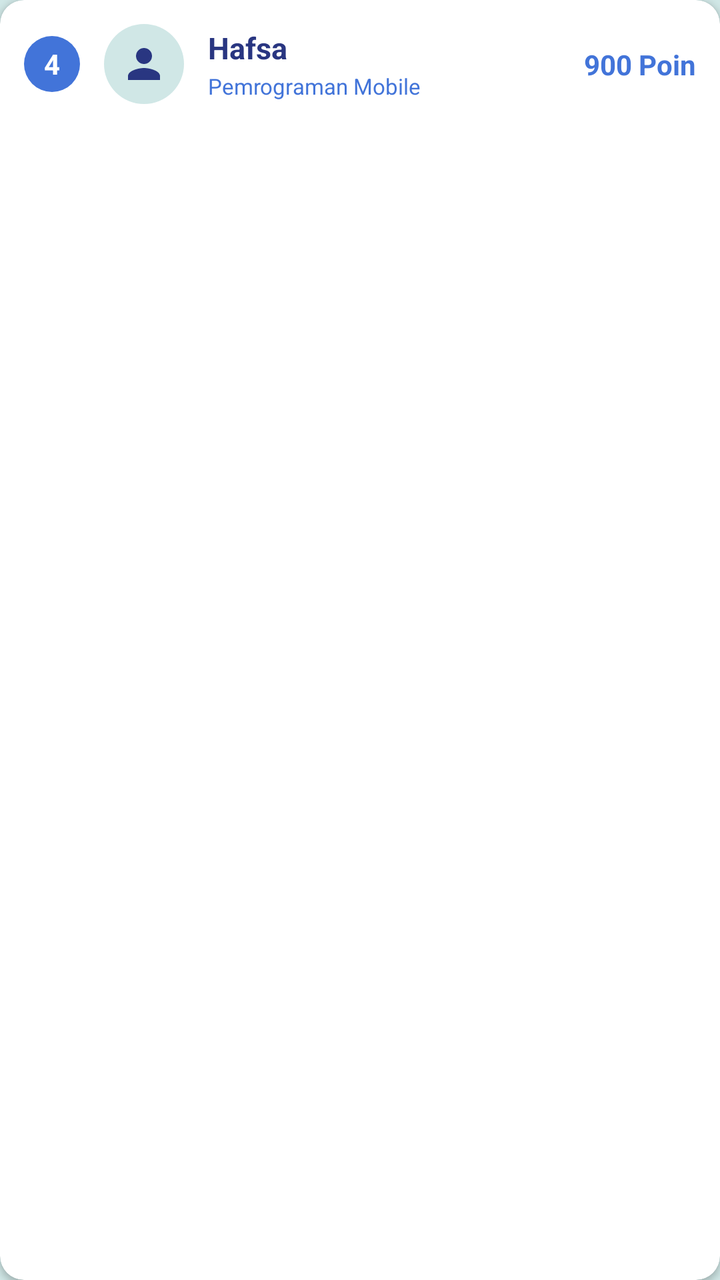
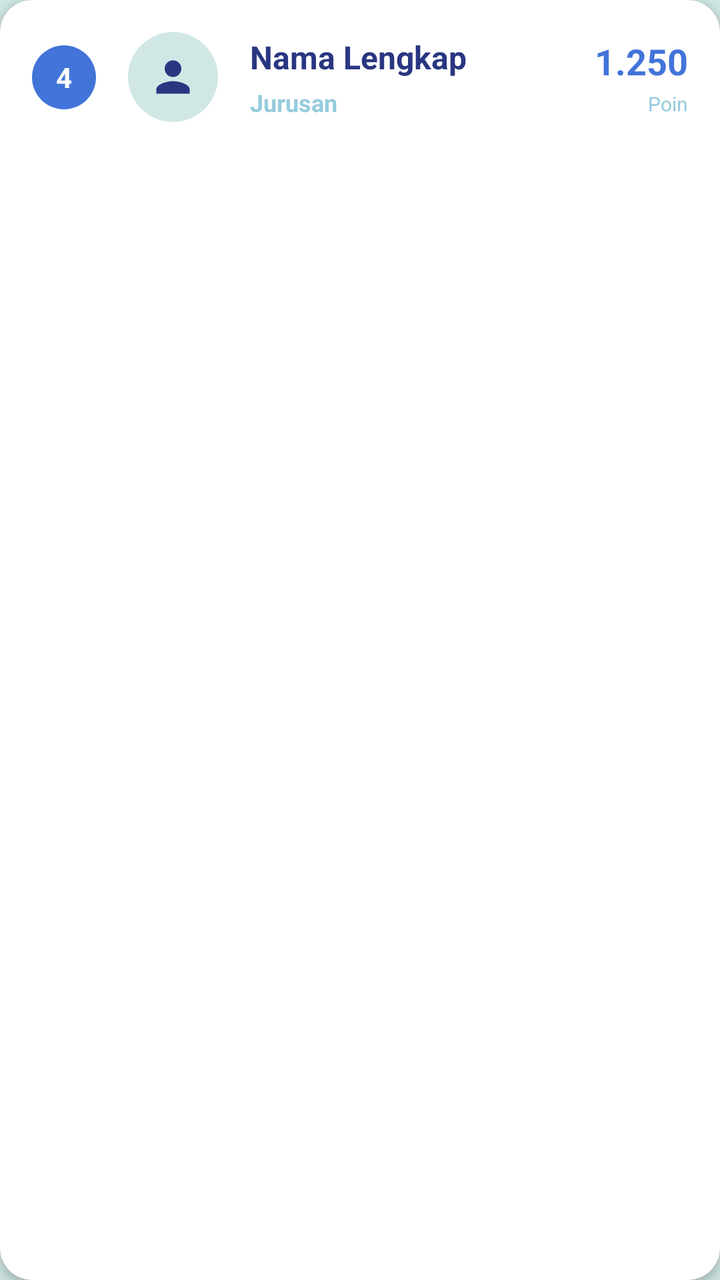

The first picture is an Android layout as it rendered before a commit; the second is the same layout after the commit. The layout source and the unified diff follow.
<!-- AndroidManifest.xml: application theme Theme.UTSklp3Mobile -->
<!-- res/layout/item_ranking.xml -->
<?xml version="1.0" encoding="utf-8"?>
<androidx.cardview.widget.CardView
    xmlns:android="http://schemas.android.com/apk/res/android"
    xmlns:app="http://schemas.android.com/apk/res-auto"
    android:layout_width="match_parent"
    android:layout_height="wrap_content"
    android:layout_marginBottom="10dp"
    app:cardBackgroundColor="#FFFFFF"
    app:cardCornerRadius="12dp"
    app:cardElevation="2dp">

    <androidx.constraintlayout.widget.ConstraintLayout
        android:layout_width="match_parent"
        android:layout_height="wrap_content"
        android:padding="12dp">

        
        <TextView
            android:id="@+id/tvRankNumber"
            android:layout_width="28dp"
            android:layout_height="28dp"
            android:background="@drawable/bg_rank_circle"
            android:gravity="center"
            android:text="4"
            android:textColor="#FFFFFF"
            android:textSize="14sp"
            android:textStyle="bold"
            app:layout_constraintBottom_toBottomOf="parent"
            app:layout_constraintStart_toStartOf="parent"
            app:layout_constraintTop_toTopOf="parent" />

        
        <ImageView
            android:id="@+id/ivAvatar"
            android:layout_width="40dp"
            android:layout_height="40dp"
            android:layout_marginStart="12dp"
            android:background="@drawable/bg_circle_avatar"
            android:padding="8dp"
            android:src="@drawable/ic_person"
            app:tint="#293681"
            app:layout_constraintBottom_toBottomOf="parent"
            app:layout_constraintStart_toEndOf="@+id/tvRankNumber"
            app:layout_constraintTop_toTopOf="parent" />

        
        <TextView
            android:id="@+id/tvPlayerName"
            android:layout_width="0dp"
            android:layout_height="wrap_content"
            android:layout_marginStart="12dp"
            android:text="Hafsa"
            android:textColor="#293681"
            android:textSize="15sp"
            android:textStyle="bold"
            app:layout_constraintBottom_toTopOf="@+id/tvPlayerMatkul"
            app:layout_constraintEnd_toStartOf="@+id/tvScore"
            app:layout_constraintStart_toEndOf="@+id/ivAvatar"
            app:layout_constraintTop_toTopOf="@+id/ivAvatar" />

        
        <TextView
            android:id="@+id/tvPlayerMatkul"
            android:layout_width="0dp"
            android:layout_height="wrap_content"
            android:layout_marginStart="12dp"
            android:text="Pemrograman Mobile"
            android:textColor="#4274D9"
            android:textSize="11sp"
            app:layout_constraintBottom_toBottomOf="@+id/ivAvatar"
            app:layout_constraintEnd_toStartOf="@+id/tvScore"
            app:layout_constraintStart_toEndOf="@+id/ivAvatar"
            app:layout_constraintTop_toBottomOf="@+id/tvPlayerName" />

        
        <TextView
            android:id="@+id/tvScore"
            android:layout_width="wrap_content"
            android:layout_height="wrap_content"
            android:text="900 Poin"
            android:textColor="#4274D9"
            android:textSize="14sp"
            android:textStyle="bold"
            app:layout_constraintBottom_toBottomOf="parent"
            app:layout_constraintEnd_toEndOf="parent"
            app:layout_constraintTop_toTopOf="parent" />

    </androidx.constraintlayout.widget.ConstraintLayout>
</androidx.cardview.widget.CardView>
<!-- resources referenced by this layout -->
<resources>
  <!-- drawable bg_circle_avatar (drawable) -->
  <?xml version="1.0" encoding="utf-8"?>
  <shape xmlns:android="http://schemas.android.com/apk/res/android" android:shape="oval">
      <solid android:color="#D0E7E6"/> 
  </shape>
  <!-- drawable bg_rank_circle (drawable) -->
  <?xml version="1.0" encoding="utf-8"?>
  <shape xmlns:android="http://schemas.android.com/apk/res/android" android:shape="oval">
      <solid android:color="#4274D9"/> 
  </shape>
  <!-- drawable ic_person (drawable) -->
  <vector xmlns:android="http://schemas.android.com/apk/res/android"
      android:width="24dp"
      android:height="24dp"
      android:viewportWidth="24"
      android:viewportHeight="24">
    <path
        android:fillColor="#FF000000"
        android:pathData="M12,12c2.21,0 4,-1.79 4,-4s-1.79,-4 -4,-4 -4,1.79 -4,4 1.79,4 4,4zM12,14c-2.67,0 -8,1.34 -8,4v2h16v-2c0,-2.66 -5.33,-4 -8,-4z"/>
  </vector>
  <style name="Theme.UTSklp3Mobile" parent="Base.Theme.UTSklp3Mobile" />
  <style name="Base.Theme.UTSklp3Mobile" parent="Theme.Material3.DayNight.NoActionBar">
          
          <item name="colorPrimary">@color/primary</item>
          <item name="colorPrimaryDark">@color/primary_dark</item>
          <item name="colorSecondary">@color/secondary</item>
          <item name="android:statusBarColor">@color/primary</item>
          <item name="android:windowBackground">@color/background</item>
      </style>
  <color name="primary">#293681</color>
  <color name="primary_dark">#1A245A</color>
  <color name="secondary">#4274D9</color>
  <color name="background">#D0E7E6</color>
</resources>

<!-- the commit's change to res/layout/item_ranking.xml (unified diff, before → after) -->
@@ -4,21 +4,20 @@
     xmlns:app="http://schemas.android.com/apk/res-auto"
     android:layout_width="match_parent"
     android:layout_height="wrap_content"
-    android:layout_marginBottom="10dp"
+    android:layout_marginBottom="12dp"
     app:cardBackgroundColor="#FFFFFF"
-    app:cardCornerRadius="12dp"
-    app:cardElevation="2dp">
+    app:cardCornerRadius="16dp"
+    app:cardElevation="3dp">
 
     <androidx.constraintlayout.widget.ConstraintLayout
         android:layout_width="match_parent"
         android:layout_height="wrap_content"
-        android:padding="12dp">
+        android:padding="16dp">
 
-        
         <TextView
             android:id="@+id/tvRankNumber"
-            android:layout_width="28dp"
-            android:layout_height="28dp"
+            android:layout_width="32dp"
+            android:layout_height="32dp"
             android:background="@drawable/bg_rank_circle"
             android:gravity="center"
             android:text="4"
@@ -29,61 +28,71 @@
             app:layout_constraintStart_toStartOf="parent"
             app:layout_constraintTop_toTopOf="parent" />
 
-        
         <ImageView
             android:id="@+id/ivAvatar"
-            android:layout_width="40dp"
-            android:layout_height="40dp"
-            android:layout_marginStart="12dp"
+            android:layout_width="45dp"
+            android:layout_height="45dp"
+            android:layout_marginStart="16dp"
             android:background="@drawable/bg_circle_avatar"
-            android:padding="8dp"
+            android:padding="10dp"
             android:src="@drawable/ic_person"
             app:tint="#293681"
             app:layout_constraintBottom_toBottomOf="parent"
             app:layout_constraintStart_toEndOf="@+id/tvRankNumber"
             app:layout_constraintTop_toTopOf="parent" />
 
-        
         <TextView
             android:id="@+id/tvPlayerName"
             android:layout_width="0dp"
             android:layout_height="wrap_content"
-            android:layout_marginStart="12dp"
-            android:text="Hafsa"
+            android:layout_marginStart="16dp"
+            android:layout_marginEnd="8dp"
+            android:text="Nama Lengkap"
             android:textColor="#293681"
-            android:textSize="15sp"
+            android:textSize="16sp"
             android:textStyle="bold"
             app:layout_constraintBottom_toTopOf="@+id/tvPlayerMatkul"
             app:layout_constraintEnd_toStartOf="@+id/tvScore"
             app:layout_constraintStart_toEndOf="@+id/ivAvatar"
             app:layout_constraintTop_toTopOf="@+id/ivAvatar" />
 
-        
         <TextView
             android:id="@+id/tvPlayerMatkul"
             android:layout_width="0dp"
             android:layout_height="wrap_content"
-            android:layout_marginStart="12dp"
-            android:text="Pemrograman Mobile"
-            android:textColor="#4274D9"
-            android:textSize="11sp"
+            android:layout_marginStart="16dp"
+            android:layout_marginTop="2dp"
+            android:text="Jurusan"
+            android:textColor="#95CCDD"
+            android:textSize="12sp"
+            android:textStyle="bold"
             app:layout_constraintBottom_toBottomOf="@+id/ivAvatar"
             app:layout_constraintEnd_toStartOf="@+id/tvScore"
             app:layout_constraintStart_toEndOf="@+id/ivAvatar"
             app:layout_constraintTop_toBottomOf="@+id/tvPlayerName" />
 
-        
         <TextView
             android:id="@+id/tvScore"
             android:layout_width="wrap_content"
             android:layout_height="wrap_content"
-            android:text="900 Poin"
+            android:text="1.250"
             android:textColor="#4274D9"
-            android:textSize="14sp"
+            android:textSize="18sp"
             android:textStyle="bold"
-            app:layout_constraintBottom_toBottomOf="parent"
+            app:layout_constraintBottom_toTopOf="@+id/tvScoreLabel"
             app:layout_constraintEnd_toEndOf="parent"
-            app:layout_constraintTop_toTopOf="parent" />
+            app:layout_constraintTop_toTopOf="@+id/ivAvatar" />
+
+        <TextView
+            android:id="@+id/tvScoreLabel"
+            android:layout_width="wrap_content"
+            android:layout_height="wrap_content"
+            android:text="Poin"
+            android:textColor="#95CCDD"
+            android:textSize="10sp"
+            app:layout_constraintBottom_toBottomOf="@+id/ivAvatar"
+            app:layout_constraintEnd_toEndOf="parent"
+            app:layout_constraintTop_toBottomOf="@+id/tvScore" />
 
     </androidx.constraintlayout.widget.ConstraintLayout>
 </androidx.cardview.widget.CardView>
